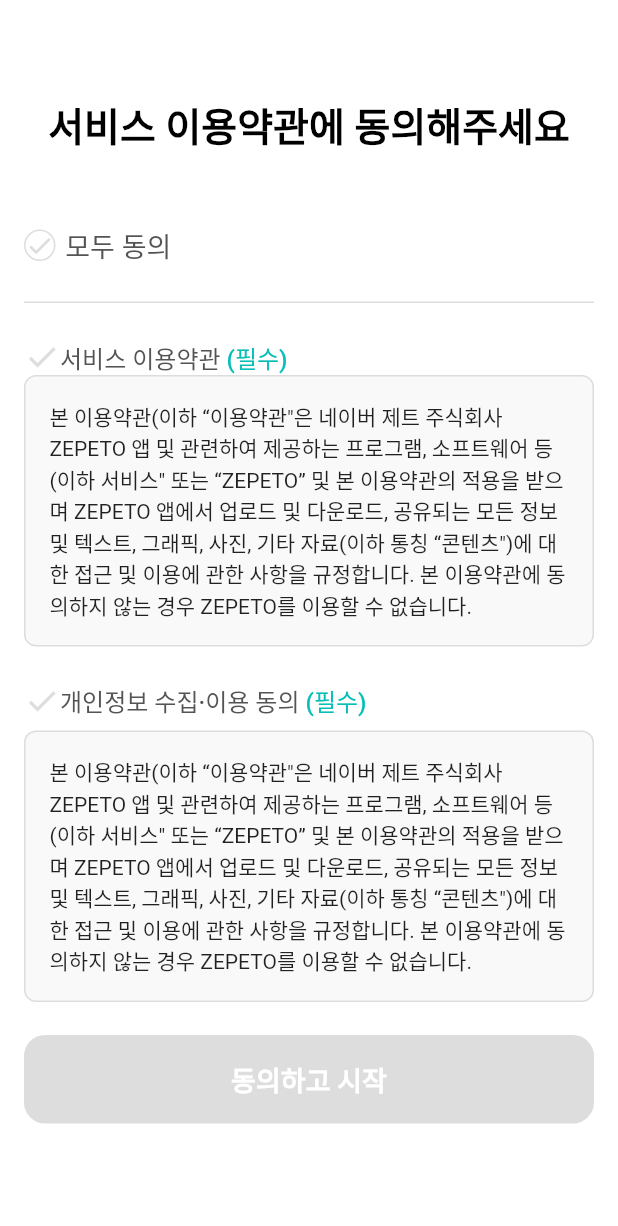
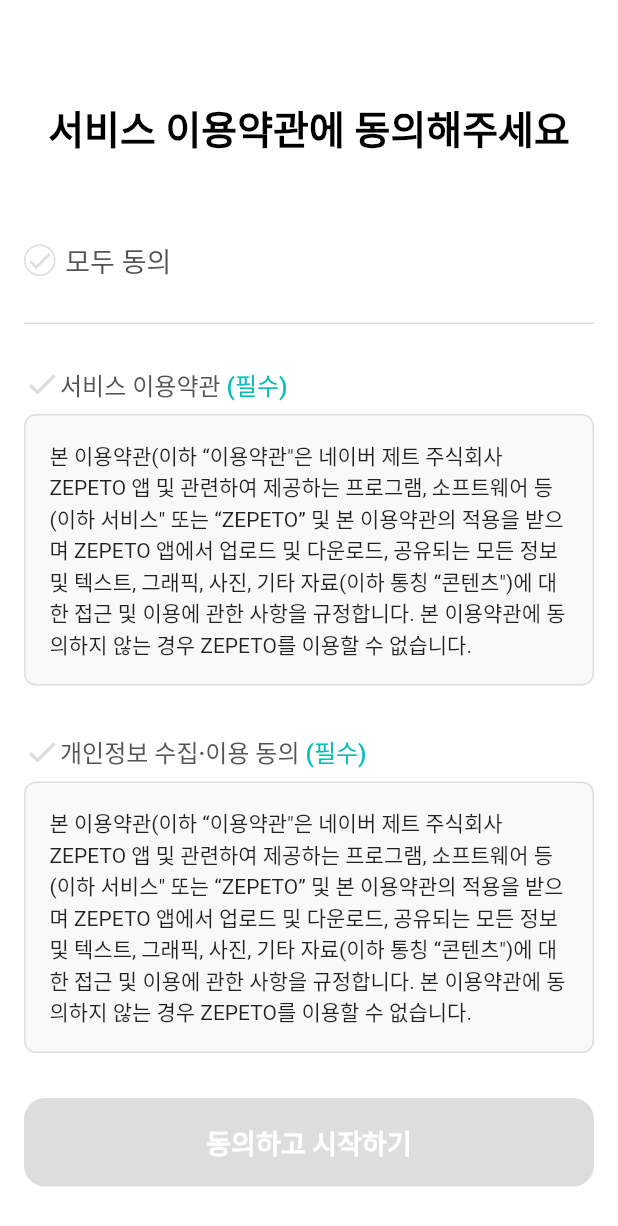
Before and after one commit to lovefreeUnity/makeModule, a Flutter app: the TermsOfServicePage screen opened by its route, on a phone screen of 412 x 824 dp. Shown: the top 1226 px of the screen. Run offline on Flutter 3.47's test engine with Material 2 defaults, Android fonts, the phone set to English and light mode, and no system bars; Roboto replaces fonts that are missing (Pretendard).

Commit message:
서비스 이용약관 동의 페이지 수정

```diff
--- a/lib/terms_of_service/terms_of_service_page.dart
+++ b/lib/terms_of_service/terms_of_service_page.dart
@@ -23,6 +23,7 @@ class _TermsOfServicePageState extends State<TermsOfServicePage> {
           animation: termsOfServiceNotifier,
           builder: (BuildContext context, Widget? child) {
             return Column(
+              mainAxisAlignment: MainAxisAlignment.spaceAround,
               children: [
                 Text(
                   '서비스 이용약관에 동의해주세요',
@@ -137,6 +138,7 @@ class _TermsOfServicePageState extends State<TermsOfServicePage> {
             ],
           ),
         ),
+        SizedBox(height: 8,),
         Container(
           padding: EdgeInsets.fromLTRB(16, 16, 16, 16),
           decoration: BoxDecoration(
@@ -221,7 +223,7 @@ class _TermsOfServicePageState extends State<TermsOfServicePage> {
             borderRadius: BorderRadius.circular(14)),
         child: const Center(
           child: Text(
-            '동의하고 시작',
+            '동의하고 시작하기',
             style:
             TextStyle(color: Colors.white,fontWeight: FontWeight.w700 ,fontSize: 18, height: 1.5),
           ),
```
